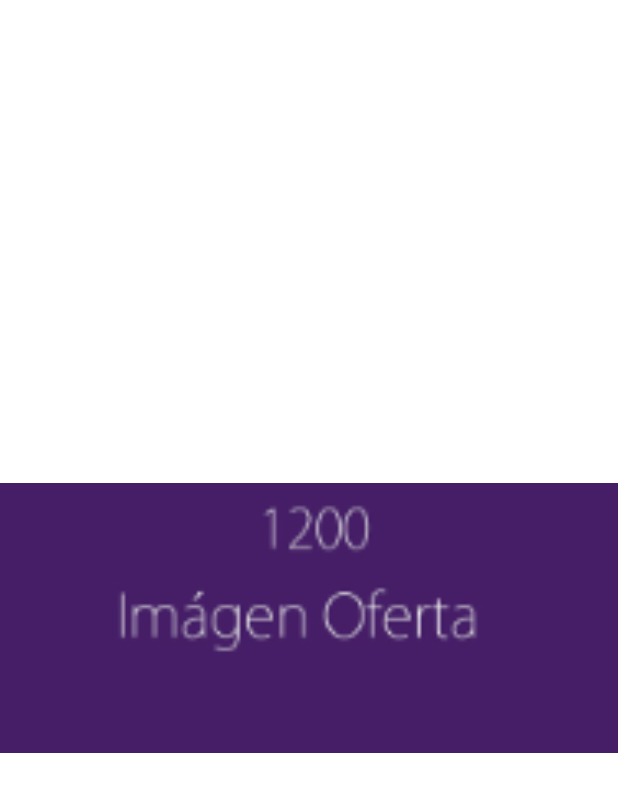
After one commit to MelanieRL/emmm, an Android app: the layout widget.xml on its own in the app's theme, with its tools: preview values and no code run, on a phone screen of 412 x 824 dp. The commit adds this screen. Shown: the top 792 px of the screen. Run offline under Robolectric (Android 15) with nearby library versions, the phone set to English and light mode, and no system bars.

Commit message:
Widget added
Se añade Widget, falta implementar método cuando se hace click

```diff
--- a/app/src/main/res/layout/lista.xml
+++ b/app/src/main/res/layout/lista.xml
@@ -18,4 +18,10 @@
         android:layout_height="fill_parent"
         android:drawSelectorOnTop="false"
         />
+    <ProgressBar
+        android:layout_width="match_parent"
+        android:layout_height="wrap_content"
+        android:id="@+id/progerss_bar"
+        style="?android:attr/progressBarStyleHorizontal"
+        />
 </LinearLayout>
--- /dev/null
+++ b/app/src/main/res/layout/widget.xml
@@ -0,0 +1,21 @@
+<FrameLayout xmlns:android="http://schemas.android.com/apk/res/android"
+    android:layout_width="match_parent"
+    android:layout_height="match_parent"
+    android:background="#000000"
+    android:padding="0dp"
+    android:layout_margin="0dp" >
+
+    <FrameLayout android:id="@+id/frmWidget"
+        android:layout_width="match_parent"
+        android:layout_height="match_parent"
+        android:background="#FFFFFF"
+        android:padding="0dp" >
+
+        <ImageView android:id="@+id/img_btn"
+            android:src="@drawable/oferta_demo"
+            android:layout_width="match_parent"
+            android:layout_height="match_parent" />
+
+    </FrameLayout>
+
+</FrameLayout>
--- a/app/src/main/res/values/strings.xml
+++ b/app/src/main/res/values/strings.xml
@@ -3,4 +3,5 @@
     <string name="hello">Hello World, ListDemoActivity!</string>
     <string name="app_name">ListDemo</string>
     <string name="opcion">Has seleccionado:</string>
+    <string name="widget">widget</string>
 </resources>
```
Also changed, not shown: app/src/main/AndroidManifest.xml (+8 -1 lines), app/src/main/java/com/example/provenlogic1/googlemap_connect/Lista.java (+49 -8 lines), app/src/main/java/com/example/provenlogic1/googlemap_connect/Widget.java (added, +18 -0 lines), app/src/main/res/layout/wprovider.xml (added, +9 -0 lines), app/src/main/res/drawable-xxxhdpi/oferta_demo.jpg (added).
